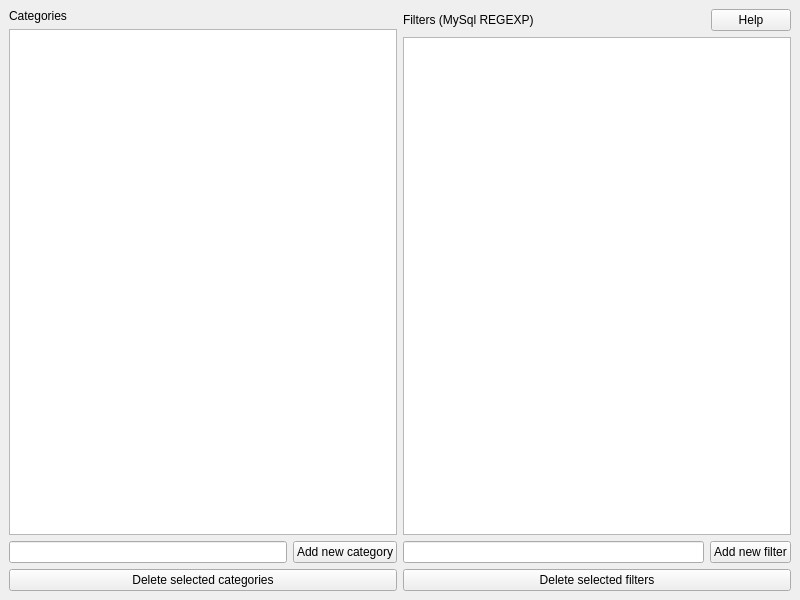
Old version of the form views/CategoriesView.ui in the repository xcarol/wmm-qt.
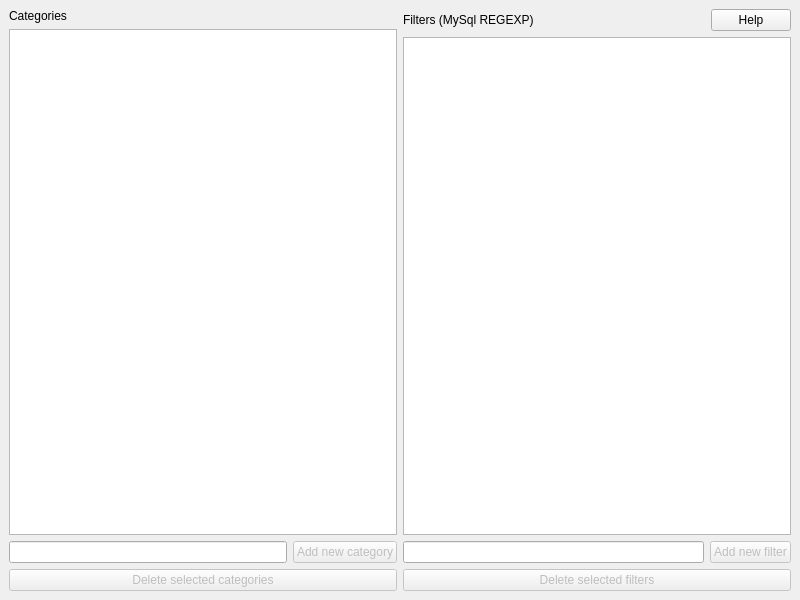
New version of the form.

Commit message: move initial settings to default ui

Patch:
```diff
--- a/views/CategoriesView.ui
+++ b/views/CategoriesView.ui
@@ -43,6 +43,9 @@
           </item>
           <item>
            <widget class="QPushButton" name="newCategoryButton">
+            <property name="enabled">
+             <bool>false</bool>
+            </property>
             <property name="text">
              <string>Add new category</string>
             </property>
@@ -52,6 +55,9 @@
         </item>
         <item>
          <widget class="QPushButton" name="deleteCategoriesButton">
+          <property name="enabled">
+           <bool>false</bool>
+          </property>
           <property name="text">
            <string>Delete selected categories</string>
           </property>
@@ -108,6 +114,9 @@
         </item>
         <item>
          <widget class="QPushButton" name="newFilterButton">
+          <property name="enabled">
+           <bool>false</bool>
+          </property>
           <property name="text">
            <string>Add new filter</string>
           </property>
@@ -117,6 +126,9 @@
       </item>
       <item>
        <widget class="QPushButton" name="deleteFiltersButton">
+        <property name="enabled">
+         <bool>false</bool>
+        </property>
         <property name="text">
          <string>Delete selected filters</string>
         </property>
```
The commit also changes 5 other files.
